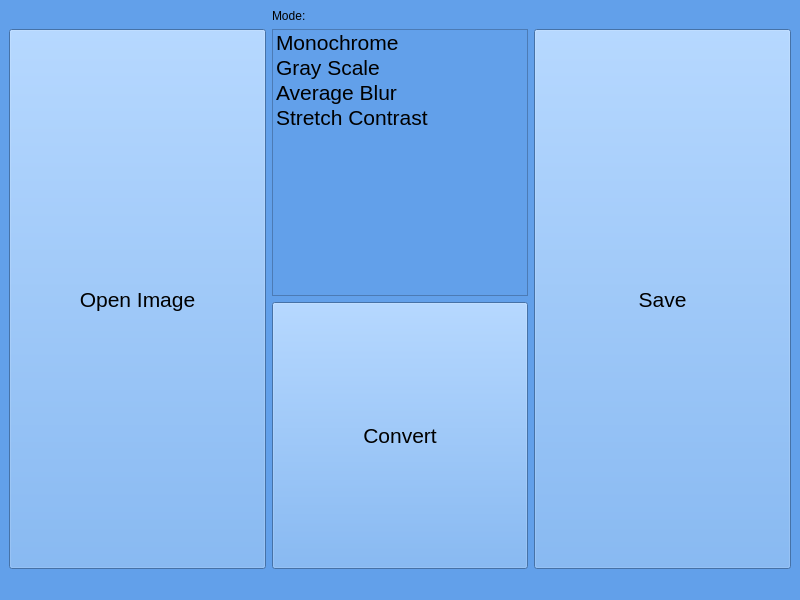
Qt form rootwindow.ui (ariaamadeus/Image-Processing) before a commit.
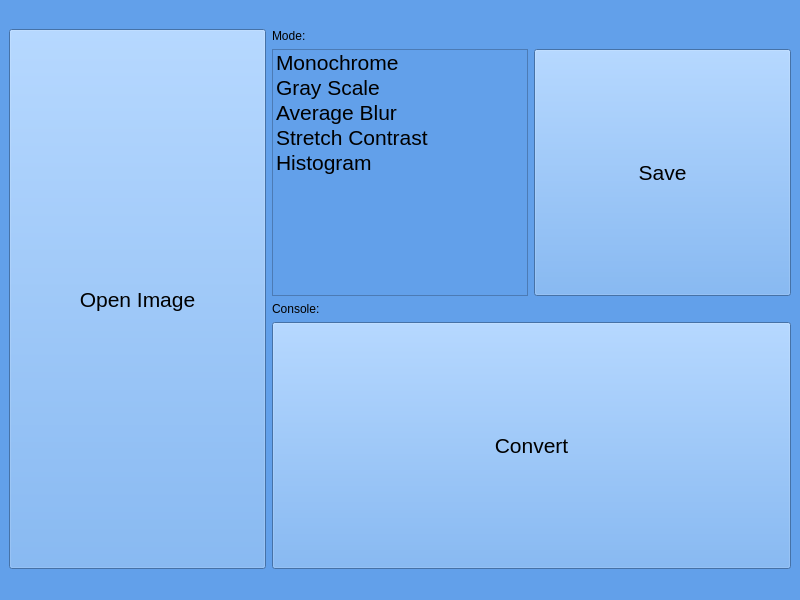
The same form after that commit.

The edit to the form file:
```diff
--- a/rootwindow.ui
+++ b/rootwindow.ui
@@ -19,14 +19,9 @@
   </property>
   <widget class="QWidget" name="centralwidget">
    <layout class="QGridLayout" name="gridLayout">
-    <item row="0" column="4">
-     <widget class="QLabel" name="showLabel">
-      <property name="text">
-       <string/>
-      </property>
-     </widget>
-    </item>
-    <item row="0" column="2">
+    <item row="1" column="1" colspan="2">
+     <layout class="QVBoxLayout" name="verticalLayout">
+      <item>
      <widget class="QLabel" name="label">
       <property name="sizePolicy">
        <sizepolicy hsizetype="Fixed" vsizetype="Preferred">
@@ -39,15 +34,8 @@
       </property>
      </widget>
     </item>
-    <item row="0" column="0">
-     <widget class="QLabel" name="previewLabel">
-      <property name="text">
-       <string/>
-      </property>
-     </widget>
-    </item>
-    <item row="1" column="2">
-     <layout class="QVBoxLayout" name="verticalLayout">
+      <item>
+       <layout class="QHBoxLayout" name="horizontalLayout_4">
       <item>
        <widget class="QListWidget" name="listWidget">
         <property name="sizePolicy">
@@ -123,12 +111,49 @@
           </font>
          </property>
         </item>
+          <item>
+           <property name="text">
+            <string>Histogram</string>
+           </property>
+           <property name="font">
+            <font>
+             <pointsize>16</pointsize>
+            </font>
+           </property>
+          </item>
+         </widget>
+        </item>
+        <item>
+         <widget class="QPushButton" name="saveBut">
+          <property name="sizePolicy">
+           <sizepolicy hsizetype="Expanding" vsizetype="Expanding">
+            <horstretch>0</horstretch>
+            <verstretch>0</verstretch>
+           </sizepolicy>
+          </property>
+          <property name="font">
+           <font>
+            <pointsize>16</pointsize>
+           </font>
+          </property>
+          <property name="text">
+           <string>Save</string>
+          </property>
+         </widget>
+        </item>
+       </layout>
+      </item>
+      <item>
+       <widget class="QLabel" name="consoleLabel">
+        <property name="text">
+         <string>Console:</string>
+        </property>
        </widget>
       </item>
       <item>
        <widget class="QPushButton" name="convertBut">
         <property name="sizePolicy">
-         <sizepolicy hsizetype="Minimum" vsizetype="Expanding">
+         <sizepolicy hsizetype="Expanding" vsizetype="Expanding">
           <horstretch>0</horstretch>
           <verstretch>0</verstretch>
          </sizepolicy>
@@ -145,6 +170,13 @@
       </item>
      </layout>
     </item>
+    <item row="0" column="1">
+     <widget class="QLabel" name="showLabel">
+      <property name="text">
+       <string/>
+      </property>
+     </widget>
+    </item>
     <item row="1" column="0">
      <widget class="QPushButton" name="openBut">
       <property name="sizePolicy">
@@ -163,21 +195,10 @@
       </property>
      </widget>
     </item>
-    <item row="1" column="4">
-     <widget class="QPushButton" name="saveBut">
-      <property name="sizePolicy">
-       <sizepolicy hsizetype="Minimum" vsizetype="Expanding">
-        <horstretch>0</horstretch>
-        <verstretch>0</verstretch>
-       </sizepolicy>
-      </property>
-      <property name="font">
-       <font>
-        <pointsize>16</pointsize>
-       </font>
-      </property>
+    <item row="0" column="0">
+     <widget class="QLabel" name="previewLabel">
       <property name="text">
-       <string>Save</string>
+       <string/>
       </property>
      </widget>
     </item>
```
Left out of the diff: 2 changed lines with no effect on the pictures. Lines whose indentation alone changed are shown as unchanged.
